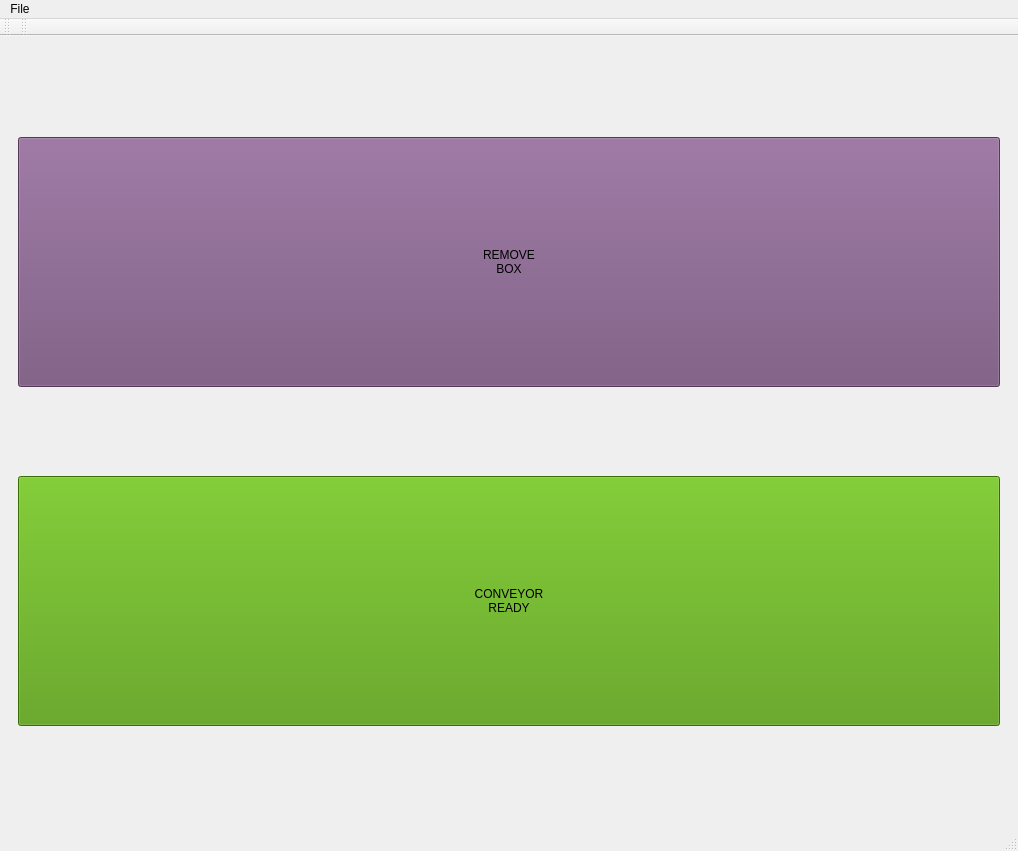
Before: the Qt Designer form App/ExpoVisualisator/mainwindow.ui in break11/AutoStorage, drawn with Qt 5.
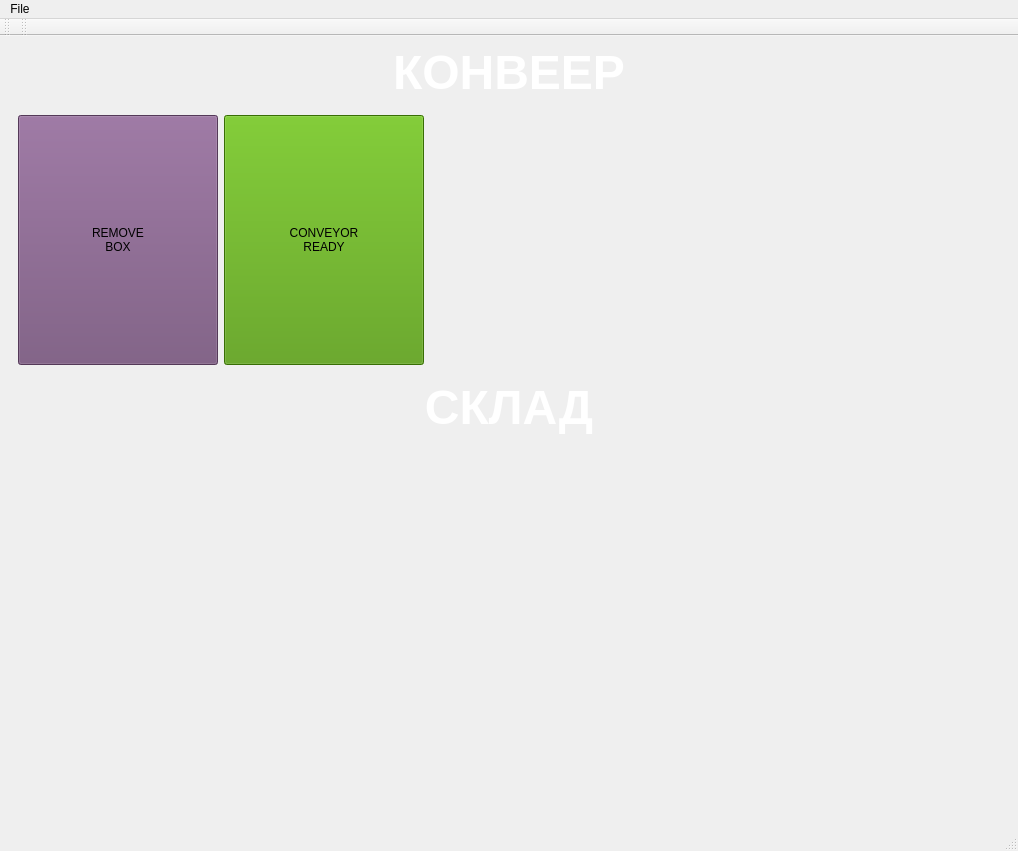
After: the same form once the commit is applied. Icons and pictures are not drawn.

Commit message: Изменения gui expo visualisator.

Diff of the .ui file:
```diff
--- a/App/ExpoVisualisator/mainwindow.ui
+++ b/App/ExpoVisualisator/mainwindow.ui
@@ -22,36 +22,33 @@
    </property>
    <layout class="QVBoxLayout" name="verticalLayout">
     <item>
-     <widget class="QWidget" name="wStoragePlaces" native="true">
-      <property name="styleSheet">
-       <string notr="true"/>
+     <widget class="QLabel" name="label">
+      <property name="font">
+       <font>
+        <pointsize>36</pointsize>
+        <weight>75</weight>
+        <bold>true</bold>
+       </font>
       </property>
-      <layout class="QGridLayout" name="gridLayout">
-       <item row="1" column="0">
-        <widget class="QPushButton" name="btnConveyorReady">
-         <property name="minimumSize">
-          <size>
-           <width>100</width>
-           <height>250</height>
-          </size>
-         </property>
-         <property name="styleSheet">
-          <string notr="true">QPushButton { background-color: rgb(78, 154, 6); } QPushButton:checked { border:3px solid red; border-radius:5px }</string>
-         </property>
-         <property name="text">
-          <string>CONVEYOR
-READY</string>
-         </property>
-         <property name="checkable">
-          <bool>true</bool>
-         </property>
-        </widget>
-       </item>
-       <item row="0" column="0">
+      <property name="layoutDirection">
+       <enum>Qt::LeftToRight</enum>
+      </property>
+      <property name="text">
+       <string>&lt;html&gt;&lt;head/&gt;&lt;body&gt;&lt;p&gt;&lt;span style=&quot; color:#ffffff;&quot;&gt;КОНВЕЕР&lt;/span&gt;&lt;/p&gt;&lt;/body&gt;&lt;/html&gt;</string>
+      </property>
+      <property name="alignment">
+       <set>Qt::AlignCenter</set>
+      </property>
+     </widget>
+    </item>
+    <item>
+     <widget class="QWidget" name="widget" native="true">
+      <layout class="QHBoxLayout" name="horizontalLayout_2">
+       <item>
         <widget class="QPushButton" name="btnRemoveBox">
          <property name="minimumSize">
           <size>
-           <width>100</width>
+           <width>200</width>
            <height>250</height>
           </size>
          </property>
@@ -67,9 +64,83 @@
          </property>
         </widget>
        </item>
+       <item>
+        <widget class="QPushButton" name="btnConveyorReady">
+         <property name="minimumSize">
+          <size>
+           <width>200</width>
+           <height>250</height>
+          </size>
+         </property>
+         <property name="styleSheet">
+          <string notr="true">QPushButton { background-color: rgb(78, 154, 6); } QPushButton:checked { border:3px solid red; border-radius:5px }</string>
+         </property>
+         <property name="text">
+          <string>CONVEYOR
+READY</string>
+         </property>
+         <property name="checkable">
+          <bool>true</bool>
+         </property>
+        </widget>
+       </item>
+       <item>
+        <spacer name="horizontalSpacer">
+         <property name="orientation">
+          <enum>Qt::Horizontal</enum>
+         </property>
+         <property name="sizeHint" stdset="0">
+          <size>
+           <width>40</width>
+           <height>20</height>
+          </size>
+         </property>
+        </spacer>
+       </item>
       </layout>
      </widget>
     </item>
+    <item>
+     <widget class="QLabel" name="label_2">
+      <property name="font">
+       <font>
+        <pointsize>36</pointsize>
+        <weight>75</weight>
+        <bold>true</bold>
+       </font>
+      </property>
+      <property name="layoutDirection">
+       <enum>Qt::LeftToRight</enum>
+      </property>
+      <property name="text">
+       <string>&lt;html&gt;&lt;head/&gt;&lt;body&gt;&lt;p&gt;&lt;span style=&quot; color:#ffffff;&quot;&gt;СКЛАД&lt;/span&gt;&lt;/p&gt;&lt;/body&gt;&lt;/html&gt;</string>
+      </property>
+      <property name="alignment">
+       <set>Qt::AlignCenter</set>
+      </property>
+     </widget>
+    </item>
+    <item>
+     <widget class="QWidget" name="wStoragePlaces" native="true">
+      <property name="styleSheet">
+       <string notr="true"/>
+      </property>
+      <layout class="QGridLayout" name="gridLayout"/>
+     </widget>
+    </item>
+    <item>
+     <spacer name="verticalSpacer">
+      <property name="orientation">
+       <enum>Qt::Vertical</enum>
+      </property>
+      <property name="sizeHint" stdset="0">
+       <size>
+        <width>20</width>
+        <height>40</height>
+       </size>
+      </property>
+     </spacer>
+    </item>
    </layout>
   </widget>
   <widget class="QStatusBar" name="statusbar"/>
```
The commit also changes 2 other files.
